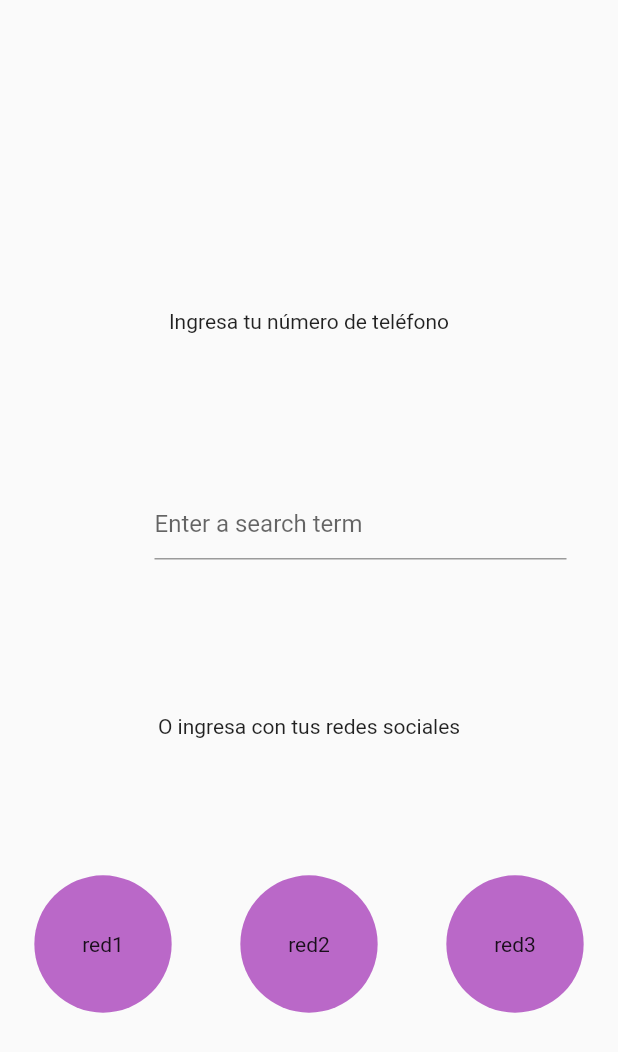
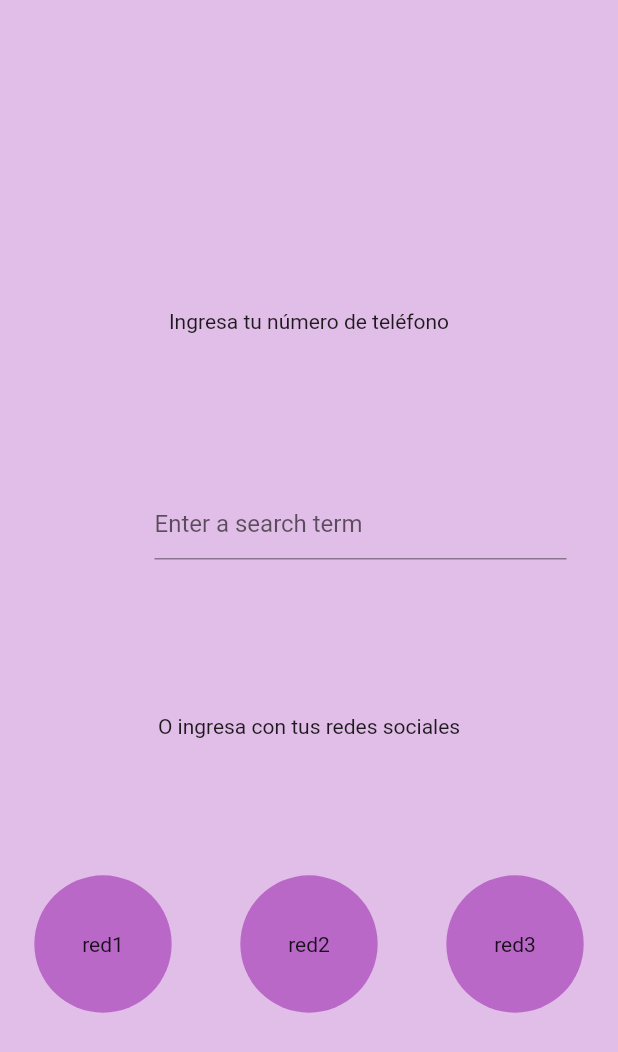
Before and after one commit to FabianFeo/Noestasola, a Flutter app: the screen it shows after launch, after a tap on "usuario", on a phone screen of 412 x 824 dp. Shown: the top 1052 px of the screen. Run offline on Flutter 3.47's test engine with Material 2 defaults, Android fonts, the phone set to English and light mode, and no system bars; our stand-ins replace cloud_firestore, firebase_core, google_maps_flutter; accounts and stored records are empty.

Commit message:
mapa funcional

```diff
--- a/lib/src/view/usuarioLogin.dart
+++ b/lib/src/view/usuarioLogin.dart
@@ -1,3 +1,4 @@
+import 'package:NoEstasSola/src/view/index.dart';
 import 'package:flutter/material.dart';
 
 class UsuarioLogin extends StatefulWidget {
@@ -17,6 +18,7 @@ class _UsuarioLoginState extends State<UsuarioLogin> {
     width = MediaQuery.of(context).size.width;
     return Container(
       child: Scaffold(
+        backgroundColor: Colors.purple[100],
         body: Container(
           margin: EdgeInsets.only(top: height / 4),
           child: SingleChildScrollView(
@@ -51,7 +53,9 @@ class _UsuarioLoginState extends State<UsuarioLogin> {
                     child: Container(
                   width: width,
                   child: Row(
-                    children: [ SizedBox(
+                    children: [
+                      GestureDetector(
+                        child: SizedBox(
                           width: width / 3,
                           child: Container(
                               alignment: Alignment.center,
@@ -64,7 +68,16 @@ class _UsuarioLoginState extends State<UsuarioLogin> {
                               child: Center(
                                 child: Text("red1"),
                               )),
-                      ),SizedBox(
+                        ),
+                        onTap: () => {
+                          Navigator.of(context).pop(),
+                          Navigator.push(
+                            context,
+                            MaterialPageRoute(builder: (context) => Index()),
+                          )
+                        },
+                      ),
+                      SizedBox(
                         width: width / 3,
                         child: Container(
                             alignment: Alignment.center,
@@ -77,7 +90,8 @@ class _UsuarioLoginState extends State<UsuarioLogin> {
                             child: Center(
                               child: Text("red2"),
                             )),
-                      ),SizedBox(
+                      ),
+                      SizedBox(
                         width: width / 3,
                         child: Container(
                             alignment: Alignment.center,
@@ -90,7 +104,8 @@ class _UsuarioLoginState extends State<UsuarioLogin> {
                             child: Center(
                               child: Text("red3"),
                             )),
-                      )],
+                      )
+                    ],
                   ),
                 ))
               ],
--- a/pubspec.yaml
+++ b/pubspec.yaml
@@ -17,6 +17,8 @@ dependencies:
   cupertino_icons: ^1.0.0
   firebase_core: ^1.0.0
   cloud_firestore: ^1.0.0
+  google_maps_flutter: ^2.0.1
+
 
 
 
```
Also changed, not shown: lib/src/view/index.dart (added, +65 -0 lines), pubspec.lock, 1 other file. Lines whose indentation alone changed are shown as unchanged.
